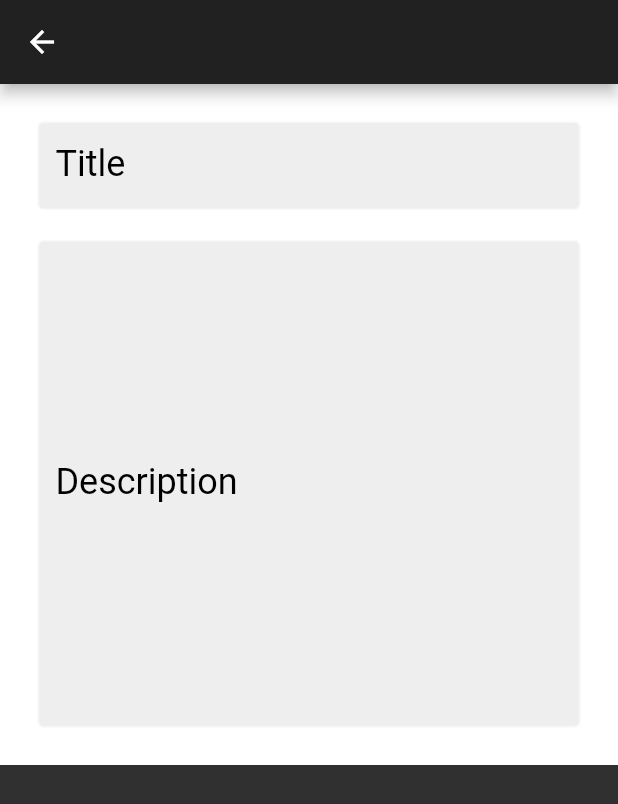
After one commit to AA-powerful-Team/MobileDevices, a Flutter app: the CreatePost screen opened directly, on a phone screen of 412 x 824 dp. The commit adds this screen. Shown: the top 804 px of the screen. Run offline on Flutter 3.47's test engine with Material 2 defaults, Android fonts, the phone set to English and light mode, and no system bars; our stand-ins replace cloud_firestore, firebase_core; accounts and stored records are empty; network calls fail.

Commit message:
Create post screen added

```diff
--- /dev/null
+++ b/gi_social_app/lib/Screens/CreatePost.dart
@@ -0,0 +1,94 @@
+import 'package:flutter/material.dart';
+
+class CreatePost extends StatefulWidget {
+  @override
+  _CreatePostState createState() => _CreatePostState();
+}
+
+class _CreatePostState extends State<CreatePost> {
+  TextEditingController _controllerTitle;
+   TextEditingController _controllerDescription;
+  String _titleText;
+  String _descriptionText;
+
+  @override
+  void initState() {
+    _controllerTitle = TextEditingController(text: _titleText);
+    _controllerDescription = TextEditingController(text: _descriptionText);
+    super.initState();
+  }
+
+  @override
+  void dispose() {
+    _controllerTitle.dispose();
+    _controllerDescription.dispose();
+    super.dispose();
+  }
+
+  @override
+  Widget build(BuildContext context) {
+    return Scaffold(
+      appBar: AppBar(),
+      body: SingleChildScrollView(
+              child: Container(
+          color: Colors.white,
+          padding: EdgeInsets.all(25),
+          child: Column(
+
+            children: [
+              TextField(
+
+                decoration: InputDecoration(
+                  hintText: "your Activity title",
+                  hintStyle: TextStyle(color: Colors.grey[800]),
+                  labelText: "Title",
+                  labelStyle: TextStyle(
+                    fontSize: 24,
+                    color: Colors.black,
+                  ),
+                  fillColor: Colors.grey[200],
+                  filled: true,
+                  border: OutlineInputBorder(),
+                ),
+                maxLines: 1,
+                controller: _controllerTitle,
+                onSubmitted: (String _) {
+                  setState(() {
+                    _titleText = _controllerTitle.text;
+                  });
+                },
+              ),
+              SizedBox(
+                height: 20,
+              ),
+              TextField(
+
+                decoration: InputDecoration(
+
+                  hintText: "your description",
+                  hintStyle: TextStyle(color: Colors.grey[800]),
+                  labelText: "Description",
+                  labelStyle: TextStyle(
+
+                    fontSize: 24,
+                    color: Colors.black,
+                  ),
+                  fillColor: Colors.grey[200],
+                  filled: true,
+                  border: OutlineInputBorder(),
+                ),
+                maxLines: 15,
+                controller: _controllerDescription,
+                onSubmitted: (String _) {
+                  setState(() {
+                    _titleText = _controllerDescription.text;
+                  });
+                },
+              )
+            ],
+          ),
+        ),
+      ),
+    );
+  }
+}
--- a/gi_social_app/lib/home.dart
+++ b/gi_social_app/lib/home.dart
@@ -1,5 +1,6 @@
 import 'package:flutter/material.dart';
 import 'package:cloud_firestore/cloud_firestore.dart';
+import 'package:gi_social_app/Screens/CreatePost.dart';
 import 'Widgets/widgets.dart';
 import 'Screens/SettingsScreen.dart';
 
@@ -71,7 +72,13 @@ class _HomeScreenState extends State<HomeScreen> {
         onPressed: () {
 
 
+          Navigator.of(context).push(MaterialPageRoute(
 
+            builder: (BuildContext context)=> CreatePost()
+          ));
+
+
+         /*
           Timestamp testTime=Timestamp.now();
           setState(() {
 
@@ -91,7 +98,7 @@ class _HomeScreenState extends State<HomeScreen> {
 
 
           });
-
+*/
         },
         child: Icon(Icons.add),
         backgroundColor: Colors.amber[800],
--- a/gi_social_app/lib/main.dart
+++ b/gi_social_app/lib/main.dart
@@ -15,10 +15,10 @@ class MyApp extends StatelessWidget {
     return MaterialApp(
       title: 'Flutter Demo',
       theme: ThemeData(
-
+         textTheme: TextTheme(subtitle1: TextStyle(color: Colors.black)) ,
         brightness: Brightness.dark,
         primarySwatch: Colors.orange,
-        accentColor: Colors.brown,
+        accentColor: Colors.orange[600],
 
       ),
       home: HomeScreen(),
```
